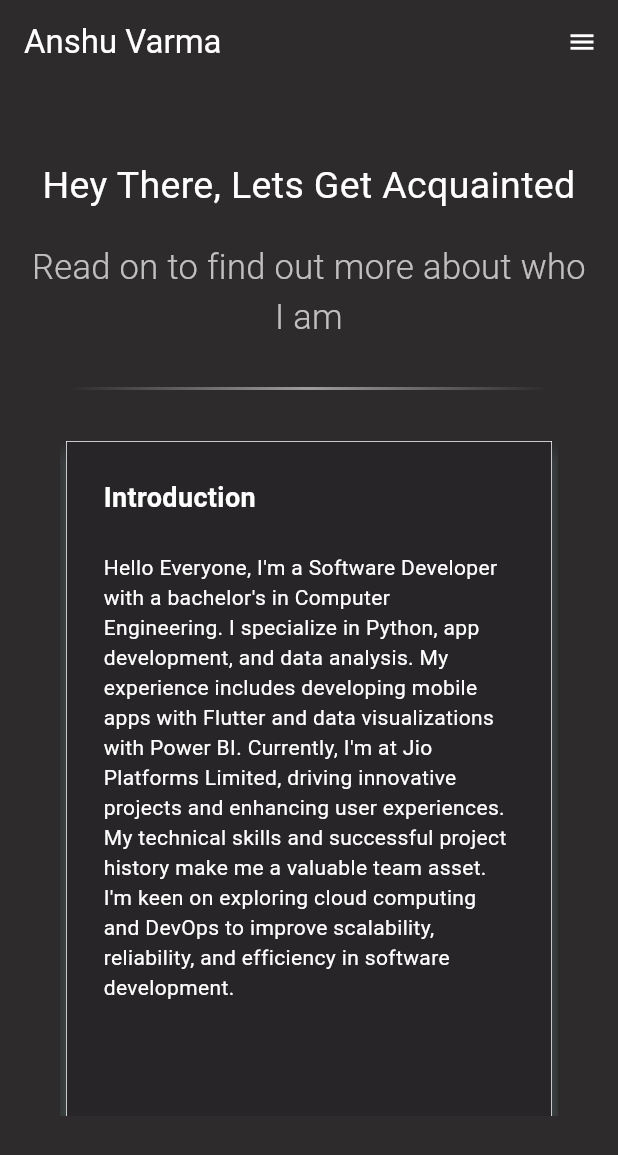
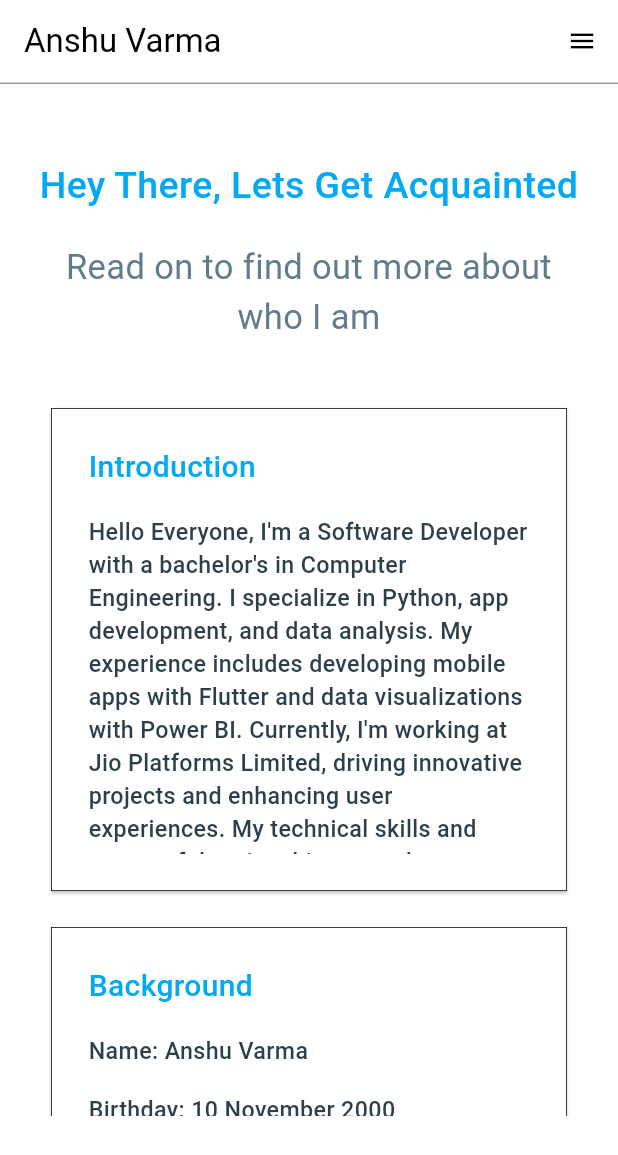
Before and after one commit to anshuvarma/flutter_portfolio, a Flutter app: the screen it shows after launch, on a phone screen of 412 x 824 dp. Shown: the top 1155 px of the screen. Run offline on Flutter 3.47's test engine with Material 3 defaults, Android fonts, the phone set to English and light mode, and no system bars.

Commit message:
Final UI changes and Updated Resume

```diff
--- a/lib/constants.dart
+++ b/lib/constants.dart
@@ -3,28 +3,41 @@ import 'dart:core';
 import 'package:flutter/material.dart';
 
 class AppColors {
-  static final Color cardShadowColor = Colors.cyan.shade100;
-  static const Color appBarBackgroundColor = Color.fromARGB(221, 13, 12, 12);
-  static const Color fontColor = Colors.white;
-  static const Color subFontColor = Colors.white70;
-  static const Color cardBackgroundColor = Color.fromARGB(221, 7, 6, 6);
-  static const Color pageBackgroundColor = Color.fromARGB(221, 13, 12, 12);
+  // static final Color cardShadowColor = Colors.cyan.shade100;
+  // static const Color appBarBackgroundColor = Color.fromARGB(221, 13, 12, 12);
+  // static const Color fontColor = Colors.white;
+  // static const Color subFontColor = Colors.white70;
+  // static const Color cardBackgroundColor = Color.fromARGB(221, 7, 6, 6);
+  // static const Color pageBackgroundColor = Color.fromARGB(221, 13, 12, 12);
+//
+  // static final Color cardShadowColor = Colors.tealAccent.shade400;
+  static const Color appBarBackgroundColor = Colors.white;
+
+  static const Color fontColor = Colors.blueGrey;
+  static const Color subFontColor = Color.fromARGB(255, 45, 63, 72);
+  static const Color cardBackgroundColor = Colors.white;
+  static const Color pageBackgroundColor = Colors.white;
 
   static const TextStyle heading = TextStyle(
     fontSize: 25,
-    fontWeight: FontWeight.w400,
-    color: fontColor,
+    fontWeight: FontWeight.w500,
+    color: Colors.lightBlue,
   );
 
   static const TextStyle subHeading = TextStyle(
     fontSize: 23,
-    fontWeight: FontWeight.w300,
-    color: subFontColor,
+    fontWeight: FontWeight.w400,
+    color: Colors.blueGrey,
   );
 
   static const TextStyle cardTitle = TextStyle(
-    fontSize: 18,
-    fontWeight: FontWeight.bold,
-    color: fontColor,
+    fontSize: 20,
+    fontWeight: FontWeight.w500,
+    color: Colors.lightBlue,
   );
+
+  static const TextStyle cardDesc = TextStyle(
+      fontSize: 15.5,
+      fontWeight: FontWeight.w500,
+      color: Color.fromARGB(255, 45, 63, 72));
 }
--- a/lib/pages/home_page.dart
+++ b/lib/pages/home_page.dart
@@ -19,99 +19,49 @@ class HomePage extends StatelessWidget {
     List<List<Widget>> cardDesc = [
       [
         const Text(
-          "Hello Everyone, I'm a Software Developer with a bachelor's in Computer Engineering. I specialize in Python, app development, and data analysis. My experience includes developing mobile apps with Flutter and data visualizations with Power BI. Currently, I'm at Jio Platforms Limited, driving innovative projects and enhancing user experiences. My technical skills and successful project history make me a valuable team asset. I'm keen on exploring cloud computing and DevOps to improve scalability, reliability, and efficiency in software development.",
-          style: TextStyle(
-            color: AppColors.fontColor,
-          ),
-        ),
+            "Hello Everyone, I'm a Software Developer with a bachelor's in Computer Engineering. I specialize in Python, app development, and data analysis. My experience includes developing mobile apps with Flutter and data visualizations with Power BI. Currently, I'm working at Jio Platforms Limited, driving innovative projects and enhancing user experiences. My technical skills and successful project history make me a valuable team asset. I'm keen on exploring cloud computing and DevOps to improve scalability, reliability, and efficiency in software development.",
+            // style: TextStyle(color: Colors.black)),
+            style: AppColors.cardDesc),
       ],
       [
-        const Text(
-          'Name: Anshu Varma',
-          style: TextStyle(
-            color: AppColors.fontColor,
-          ),
-        ),
+        const Text('Name: Anshu Varma', style: AppColors.cardDesc),
         const SizedBox(
           height: 5.0,
         ),
-        const Text(
-          'Birthday: 10 November 2000',
-          style: TextStyle(
-            color: AppColors.fontColor,
-          ),
-        ),
+        const Text('Birthday: 10 November 2000', style: AppColors.cardDesc),
         const SizedBox(
           height: 5.0,
         ),
-        const Text(
-          'Location: Mumbai, Maharashtra',
-          style: TextStyle(
-            color: AppColors.fontColor,
-          ),
-        ),
+        const Text('Location: Mumbai, Maharashtra', style: AppColors.cardDesc),
         const SizedBox(
           height: 5.0,
         ),
-        const Text(
-          'Gender: Female',
-          style: TextStyle(
-            color: AppColors.fontColor,
-          ),
-        ),
+        const Text('Gender: Female', style: AppColors.cardDesc),
         const SizedBox(
           height: 5.0,
         ),
-        const Text(
-          'Communicate: English, Hindi, Marathi',
-          style: TextStyle(
-            color: AppColors.fontColor,
-          ),
-        ),
+        const Text('Communicate: English, Hindi, Marathi',
+            style: AppColors.cardDesc),
       ],
       [
-        const Text(
-          'Watching: Movies, TV Shows',
-          style: TextStyle(
-            color: AppColors.fontColor,
-          ),
-        ),
+        const Text('Watching: Movies, TV Shows', style: AppColors.cardDesc),
         const SizedBox(
           height: 5.0,
         ),
-        const Text(
-          'Listen: Music & Songs',
-          style: TextStyle(
-            color: AppColors.fontColor,
-          ),
-        ),
+        const Text('Listen: Music & Songs', style: AppColors.cardDesc),
         const SizedBox(
           height: 5.0,
         ),
-        const Text(
-          'Cook: Indian, Italian, Chinese',
-          style: TextStyle(
-            color: AppColors.fontColor,
-          ),
-        ),
+        const Text('Cook: Indian, Italian, Chinese', style: AppColors.cardDesc),
         const SizedBox(
           height: 5.0,
         ),
-        const Text(
-          'Travel: As much as I can',
-          style: TextStyle(
-            color: AppColors.fontColor,
-          ),
-        ),
+        const Text('Travel: As much as I can', style: AppColors.cardDesc),
         const SizedBox(
           height: 5.0,
         ),
-        const Text(
-          'Technology: Cloud Computing and DevOps Engineering',
-          style: TextStyle(
-            color: AppColors.fontColor,
-          ),
-        ),
+        const Text('Technology: Cloud Computing and DevOps Engineering',
+            style: AppColors.cardDesc),
       ],
     ];
 
@@ -125,7 +75,7 @@ class HomePage extends StatelessWidget {
         body: Container(
           height: double.infinity,
           width: double.infinity,
-          color: const Color.fromARGB(221, 13, 12, 12),
+          color: AppColors.pageBackgroundColor,
           child: Padding(
             padding:
                 const EdgeInsets.symmetric(horizontal: 20.0, vertical: 50.0),
@@ -142,12 +92,12 @@ class HomePage extends StatelessWidget {
                   style: AppColors.subHeading,
                   textAlign: TextAlign.center,
                 ),
-                const SizedBox(height: 30.0),
-                DividerWidget(),
+                const SizedBox(height: 10.0),
+                //  DividerWidget(),
                 // const SizedBox(height: 20.0),
                 Expanded(
                   child: ColumnCardWidget(
-                    mainAxisExtent: isMobile ? 500.0 : 350.0,
+                    mainAxisExtent: isMobile ? 330.0 : 350.0,
                     cardTitles: cardTitles,
                     cardDesc: cardDesc,
                   ),
--- a/lib/pages/projects_page.dart
+++ b/lib/pages/projects_page.dart
@@ -77,12 +77,12 @@ class ProjectsPage extends StatelessWidget {
                   textAlign: TextAlign.center,
                   style: AppColors.subHeading,
                 ),
-                const SizedBox(height: 30.0),
-                DividerWidget(),
+                const SizedBox(height: 10.0),
+                // DividerWidget(),
                 // const SizedBox(height: 20.0),
                 Expanded(
                   child: RowCardWidget(
-                    mainAxisExtent: isMobile ? 430.0 : 330.0, //card height
+                    mainAxisExtent: isMobile ? 310.0 : 340.0, //card height
                     cardDesc: cardDescWidgets,
                     // maxCrossAxisExtent: 400.0,
                     mainAxisSpacing: 16.0,
--- a/lib/pages/skills_page.dart
+++ b/lib/pages/skills_page.dart
@@ -96,12 +96,12 @@ class SkillsPage extends StatelessWidget {
                   textAlign: TextAlign.center,
                   style: AppColors.subHeading,
                 ),
-                const SizedBox(height: 30.0),
-                DividerWidget(),
+                const SizedBox(height: 10.0),
+                // DividerWidget(),
                 // const SizedBox(height: 20.0),
                 Expanded(
                   child: RowCardWidget(
-                    mainAxisExtent: isMobile ? 420.0 : 320.0,
+                    mainAxisExtent: isMobile ? 270.0 : 320.0,
                     cardTitles: cardTitles,
                     cardDesc: cardDesc,
                     // maxCrossAxisExtent: 100.0,
--- a/lib/widgets/appBar_widget.dart
+++ b/lib/widgets/appBar_widget.dart
@@ -1,7 +1,7 @@
 import 'package:flutter/material.dart';
 import 'package:url_launcher/url_launcher.dart';
 import 'package:web_app/constants.dart';
-import 'package:web_app/widgets/divider_widget.dart';
+import 'package:web_app/widgets/divider_widget.dart'; // Assuming you have this widget
 import 'package:web_app/widgets/mobile_appBar.dart';
 
 class AppBarWidget extends StatelessWidget implements PreferredSizeWidget {
@@ -14,7 +14,7 @@ class AppBarWidget extends StatelessWidget implements PreferredSizeWidget {
     "https://www.linkedin.com/in/anshu-varma-32b99b1ba/",
     "https://github.com/anshuvarma",
     "https://www.instagram.com/anshu.n.varma?r=nametag",
-    "https://docs.google.com/document/d/1VHvTTR3EP-Pry0UCPH3D4wypgyavK1gk/edit?usp=sharing&ouid=106733988499391269666&rtpof=true&sd=true"
+    "https://docs.google.com/document/d/1kuhuJAiaFCBl3ckXsfoT2O0f9_4aRr2r/edit?usp=sharing&ouid=106733988499391269666&rtpof=true&sd=true"
   ];
 
   Future<void> _launchURL(String url) async {
@@ -60,11 +60,11 @@ class AppBarWidget extends StatelessWidget implements PreferredSizeWidget {
       backgroundColor: AppColors.appBarBackgroundColor,
       iconTheme: const IconThemeData(
         size: 20.0,
-        color: Colors.white,
+        color: Colors.black,
       ),
       title: const Text(
         "Anshu Varma",
-        style: TextStyle(color: Colors.white),
+        style: TextStyle(color: Colors.black),
       ),
       actions: [
         Builder(
@@ -74,6 +74,14 @@ class AppBarWidget extends StatelessWidget implements PreferredSizeWidget {
           ),
         ),
       ],
+      bottom: PreferredSize(
+        preferredSize: const Size.fromHeight(1.0),
+        child: Container(
+          color: Colors.grey,
+          height: 1.0,
+          width: double.infinity,
+        ),
+      ),
     );
   }
 
@@ -84,7 +92,7 @@ class AppBarWidget extends StatelessWidget implements PreferredSizeWidget {
       backgroundColor: AppColors.appBarBackgroundColor,
       iconTheme: const IconThemeData(
           size: 20.0,
-          color: Colors.white), // Set the back arrow icon color to white
+          color: Colors.black), // Set the back arrow icon color to white
       title: Padding(
         padding: const EdgeInsets.all(10),
         child: Column(
@@ -94,7 +102,7 @@ class AppBarWidget extends StatelessWidget implements PreferredSizeWidget {
               children: [
                 const Text(
                   "Anshu Varma",
-                  style: TextStyle(color: Colors.white),
+                  style: TextStyle(color: Colors.black),
                 ),
                 Row(
                   children: [
@@ -113,8 +121,8 @@ class AppBarWidget extends StatelessWidget implements PreferredSizeWidget {
                                   fontSize: 18,
                                   fontWeight: FontWeight.w400,
                                   color: currentRoute == routes[i]
-                                      ? Colors.white
-                                      : Colors.white54),
+                                      ? Colors.lightBlue
+                                      : Colors.black),
                             ),
                             if (currentRoute == routes[i])
                               Container(
@@ -123,7 +131,7 @@ class AppBarWidget extends StatelessWidget implements PreferredSizeWidget {
                                 height: 4,
                                 decoration: const BoxDecoration(
                                   shape: BoxShape.circle,
-                                  color: Colors.white,
+                                  color: Colors.lightBlue,
                                 ),
                               ),
                           ],
@@ -180,13 +188,29 @@ class AppBarWidget extends StatelessWidget implements PreferredSizeWidget {
             const SizedBox(
               height: 5.0,
             ),
-            DividerWidget(),
+            // Uncomment the line below if you want to use your DividerWidget
+            // DividerWidget(),
+
+            // Or use the Container to add a line
+            // Container(
+            //   width: double.infinity,
+            //   color: Colors.grey, // Change this color to match your design
+            //   height: 1.0,
+            // ),
           ],
+        ),
+      ),
+      bottom: PreferredSize(
+        preferredSize: const Size.fromHeight(1.0),
+        child: Container(
+          color: Colors.grey,
+          height: 1.0,
+          width: double.infinity,
         ),
       ),
     );
   }
 
   @override
-  Size get preferredSize => const Size.fromHeight(kToolbarHeight);
+  Size get preferredSize => const Size.fromHeight(kToolbarHeight + 0);
 }
--- a/lib/widgets/column_card_widget.dart
+++ b/lib/widgets/column_card_widget.dart
@@ -21,14 +21,14 @@ class ColumnCardWidget extends StatelessWidget {
       builder: (context, constraints) {
         // Determine the number of columns based on the screen width
         int crossAxisCount = 3; // Default for web layout
-        double horizontalPadding = 100.0; // Default padding for web layout
+        double horizontalPadding = 50.0; // Default padding for web layout
 
         if (constraints.maxWidth < 600) {
           crossAxisCount = 1; // Single column for mobile layout
-          horizontalPadding = 20.0; // Reduced padding for mobile layout
+          horizontalPadding = 10.0; // Reduced padding for mobile layout
         } else if (constraints.maxWidth < 900) {
           crossAxisCount = 2; // Two columns for tablet layout
-          horizontalPadding = 50.0; // Adjusted padding for tablet layout
+          horizontalPadding = 20.0; // Adjusted padding for tablet layout
         }
 
         return Padding(
@@ -47,11 +47,11 @@ class ColumnCardWidget extends StatelessWidget {
               itemCount: cardDesc.length,
               itemBuilder: (context, index) {
                 return Card(
-                  shadowColor: AppColors.cardShadowColor,
-                  elevation: 5.0,
+                  // shadowColor: AppColors.cardShadowColor,
+                  // elevation: 3.0,
                   shape: const RoundedRectangleBorder(
                     side: BorderSide(
-                      color: Colors.white,
+                      color: Colors.black,
                       width: 0.5,
                     ),
                   ),
@@ -69,7 +69,7 @@ class ColumnCardWidget extends StatelessWidget {
                               style: AppColors.cardTitle, // Bold title
                             ),
                             const SizedBox(
-                              height: 10.0,
+                              height: 5.0,
                             ),
                             if (cardTitle2.isNotEmpty &&
                                 index < cardTitle2.length)
--- a/lib/widgets/divider_widget.dart
+++ b/lib/widgets/divider_widget.dart
@@ -11,9 +11,9 @@ class DividerWidget extends StatelessWidget {
       decoration: BoxDecoration(
         gradient: LinearGradient(
           colors: [
-            Colors.grey.withOpacity(0.0),
-            Colors.grey,
-            Colors.grey.withOpacity(0.0),
+            Colors.black.withOpacity(0.0),
+            Colors.black,
+            Colors.black.withOpacity(0.0),
           ],
           stops: [0.07, 0.5, 0.93],
         ),
--- a/lib/widgets/mobile_appBar.dart
+++ b/lib/widgets/mobile_appBar.dart
@@ -10,7 +10,7 @@ class MobileAppBar extends StatelessWidget {
     "https://www.linkedin.com/in/anshu-varma-32b99b1ba/",
     "https://github.com/anshuvarma",
     "https://www.instagram.com/anshu.n.varma?r=nametag",
-    "https://docs.google.com/document/d/1VHvTTR3EP-Pry0UCPH3D4wypgyavK1gk/edit?usp=sharing&ouid=106733988499391269666&rtpof=true&sd=true"
+    "https://docs.google.com/document/d/1kuhuJAiaFCBl3ckXsfoT2O0f9_4aRr2r/edit?usp=sharing&ouid=106733988499391269666&rtpof=true&sd=true"
   ];
 
   Future<void> _launchURL(String url) async {
@@ -50,7 +50,7 @@ class MobileAppBar extends StatelessWidget {
               children: [
                 SizedBox(height: 20),
                 IconButton(
-                  icon: Icon(Icons.close, color: Colors.white),
+                  icon: Icon(Icons.close, color: Colors.black),
                   onPressed: () {
                     Navigator.of(context).pop();
                   },
--- a/lib/widgets/skills_card.dart
+++ b/lib/widgets/skills_card.dart
@@ -13,8 +13,8 @@ class SkillsCard extends StatelessWidget {
   @override
   Widget build(BuildContext context) {
     return Card(
-      shadowColor: Colors.cyan.shade50,
-      elevation: 5.0,
+      // shadowColor: Colors.cyan.shade50,
+      // elevation: 3.0,
       shape: const RoundedRectangleBorder(
         side: BorderSide(
           color: Colors.white,
```
Also changed, not shown: lib/pages/education_page.dart (+18 -18 lines), lib/pages/experience_page.dart (+32 -23 lines), lib/widgets/row_card_widget.dart (+6 -6 lines), lib/widgets/skills_card_column.dart (+21 -14 lines), lib/widgets/skills_card_row.dart (+7 -5 lines).
